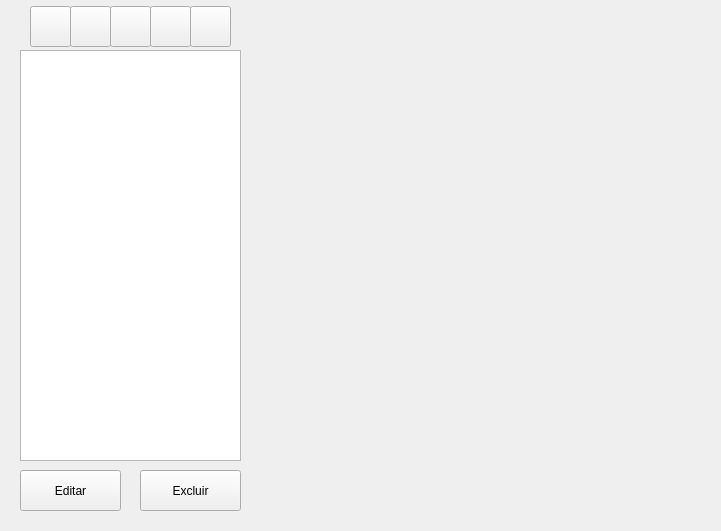
Qt form ui/AddMediaWidget.ui (caioviel/pyannotator) before a commit.
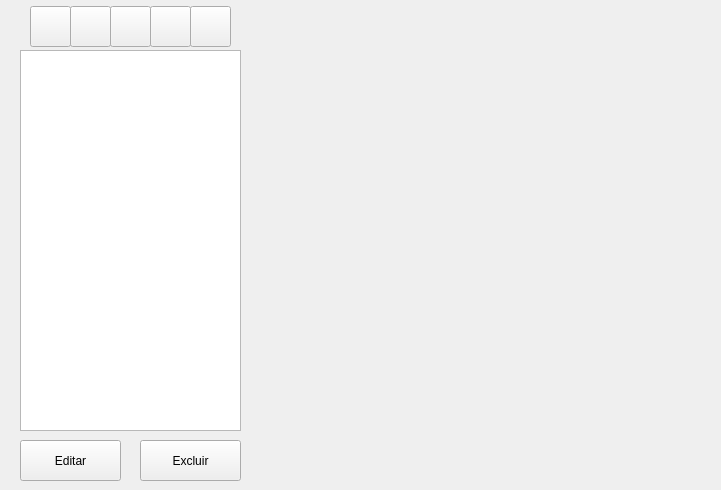
The same form after that commit. Icons and pictures are not drawn.

What changed in the file:
```diff
--- a/ui/AddMediaWidget.ui
+++ b/ui/AddMediaWidget.ui
@@ -7,7 +7,7 @@
     <x>0</x>
     <y>0</y>
     <width>721</width>
-    <height>531</height>
+    <height>490</height>
    </rect>
   </property>
   <property name="windowTitle">
@@ -19,7 +19,7 @@
      <x>20</x>
      <y>50</y>
      <width>221</width>
-     <height>411</height>
+     <height>381</height>
     </rect>
    </property>
   </widget>
@@ -37,7 +37,7 @@
    <property name="geometry">
     <rect>
      <x>140</x>
-     <y>470</y>
+     <y>440</y>
      <width>101</width>
      <height>41</height>
     </rect>
@@ -60,7 +60,7 @@
    <property name="geometry">
     <rect>
      <x>20</x>
-     <y>470</y>
+     <y>440</y>
      <width>101</width>
      <height>41</height>
     </rect>
```
